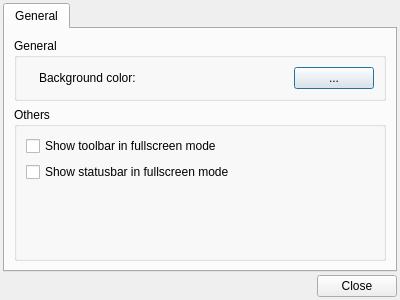
Qt form src/preference_dialog.ui (mstuttgart/pynocchio) before a commit.
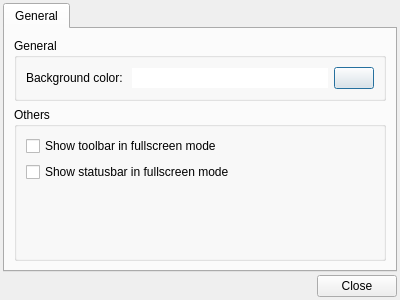
The same form after that commit. Icons and pictures are not drawn. Custom widgets are drawn as their Qt base class.

Commit message: [UPDATED] ColorButton changed to ColorLien and preferenceDialog changed to.

What changed in the file:
```diff
--- a/src/preference_dialog.ui
+++ b/src/preference_dialog.ui
@@ -45,16 +45,6 @@
          <layout class="QVBoxLayout" name="verticalLayout">
           <item>
            <layout class="QHBoxLayout" name="horizontalLayout">
-            <item>
-             <widget class="QLabel" name="label_icon">
-              <property name="text">
-               <string/>
-              </property>
-              <property name="pixmap">
-               <pixmap resource="../resource/main_window.qrc">:/icons/elementary3-icon-theme/categories/48/applications-painting.svg</pixmap>
-              </property>
-             </widget>
-            </item>
             <item>
              <widget class="QLabel" name="label">
               <property name="text">
@@ -63,22 +53,32 @@
              </widget>
             </item>
             <item>
-             <spacer name="horizontalSpacer">
-              <property name="orientation">
-               <enum>Qt::Horizontal</enum>
+             <widget class="ColorLine" name="line_edit_color">
+              <property name="enabled">
+               <bool>true</bool>
               </property>
-              <property name="sizeHint" stdset="0">
-               <size>
-                <width>40</width>
-                <height>20</height>
-               </size>
+              <property name="sizePolicy">
+               <sizepolicy hsizetype="Expanding" vsizetype="Fixed">
+                <horstretch>0</horstretch>
+                <verstretch>0</verstretch>
+               </sizepolicy>
               </property>
-             </spacer>
+              <property name="autoFillBackground">
+               <bool>true</bool>
+              </property>
+              <property name="frame">
+               <bool>false</bool>
+              </property>
+              <property name="readOnly">
+               <bool>true</bool>
+              </property>
+             </widget>
             </item>
             <item>
-             <widget class="ColorButton" name="background_color_button">
-              <property name="text">
-               <string>...</string>
+             <widget class="QPushButton" name="background_color_button">
+              <property name="icon">
+               <iconset resource="../resource/main_window.qrc">
+                <normaloff>:/icons/elementary3-icon-theme/categories/48/applications-painting.svg</normaloff>:/icons/elementary3-icon-theme/categories/48/applications-painting.svg</iconset>
               </property>
              </widget>
             </item>
@@ -159,9 +159,9 @@
  </widget>
  <customwidgets>
   <customwidget>
-   <class>ColorButton</class>
-   <extends>QPushButton</extends>
-   <header location="global">color_button.h</header>
+   <class>ColorLine</class>
+   <extends>QLineEdit</extends>
+   <header location="global">color_line.h</header>
   </customwidget>
  </customwidgets>
  <resources>
```
The commit also changes 2 other files.
